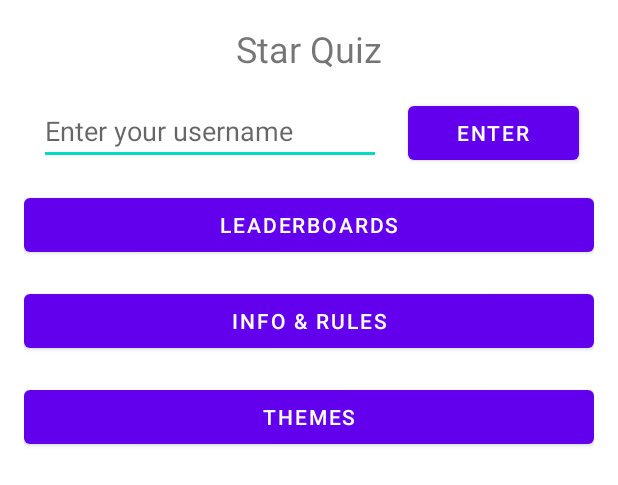
After one commit to cunychenhclass/cisc3171proj-group7, an Android app: the layout home_screen.xml on its own in the app's theme, with its tools: preview values and no code run, on a phone screen of 412 x 824 dp. The commit adds this screen. Shown: the top 485 px of the screen. Run offline under Robolectric (Android 15) with nearby library versions, the phone set to English and light mode, and no system bars.

Commit message:
Fixed home screen layout not appearing and also fixed errors with hom activity in file explorer for main branch

```diff
--- /dev/null
+++ b/StarQuiz/app/src/main/res/layout/home_screen.xml
@@ -0,0 +1,78 @@
+<?xml version="1.0" encoding="utf-8"?>
+<androidx.constraintlayout.widget.ConstraintLayout xmlns:android="http://schemas.android.com/apk/res/android"
+    xmlns:app="http://schemas.android.com/apk/res-auto"
+    xmlns:tools="http://schemas.android.com/tools"
+    android:layout_width="match_parent"
+    android:layout_height="match_parent"
+    android:padding="16dp"
+    tools:context=".HomeActivity">
+
+    <!-- TextView for displaying the app name -->
+    <TextView
+        android:id="@+id/appName"
+        android:layout_width="wrap_content"
+        android:layout_height="wrap_content"
+        android:text="Star Quiz"
+        android:textSize="24sp"
+        app:layout_constraintEnd_toEndOf="parent"
+        app:layout_constraintStart_toStartOf="parent"
+        app:layout_constraintTop_toTopOf="parent" />
+
+    <!-- EditText for entering the username -->
+    <EditText
+        android:id="@+id/usernameEditText"
+        android:layout_width="0dp"
+        android:layout_height="wrap_content"
+        android:layout_marginTop="16dp"
+        android:hint="Enter your username"
+        android:inputType="text"
+        app:layout_constraintEnd_toStartOf="@+id/enterButton"
+        app:layout_constraintStart_toStartOf="parent"
+        app:layout_constraintTop_toBottomOf="@id/appName"
+        app:layout_constraintWidth_percent="0.6" />
+
+    <!-- Button to submit the username and proceed to the next screen -->
+    <Button
+        android:id="@+id/enterButton"
+        android:layout_width="0dp"
+        android:layout_height="wrap_content"
+        android:layout_marginStart="8dp"
+        android:text="Enter"
+        app:layout_constraintBaseline_toBaselineOf="@id/usernameEditText"
+        app:layout_constraintEnd_toEndOf="parent"
+        app:layout_constraintStart_toEndOf="@id/usernameEditText"
+        app:layout_constraintWidth_percent="0.3" />
+
+    <!-- Button to navigate to the Leaderboard Select screen -->
+    <Button
+        android:id="@+id/leaderboardsButton"
+        android:layout_width="0dp"
+        android:layout_height="wrap_content"
+        android:layout_marginTop="16dp"
+        android:text="Leaderboards"
+        app:layout_constraintEnd_toEndOf="parent"
+        app:layout_constraintStart_toStartOf="parent"
+        app:layout_constraintTop_toBottomOf="@id/usernameEditText" />
+
+    <!-- Button to navigate to the Info & Rules screen -->
+    <Button
+        android:id="@+id/infoRulesButton"
+        android:layout_width="0dp"
+        android:layout_height="wrap_content"
+        android:layout_marginTop="16dp"
+        android:text="@string/info_rulesTitle"
+        app:layout_constraintEnd_toEndOf="parent"
+        app:layout_constraintStart_toStartOf="parent"
+        app:layout_constraintTop_toBottomOf="@id/leaderboardsButton" />
+
+    <!-- Button to navigate to the Themes screen -->
+    <Button
+        android:id="@+id/themesButton"
+        android:layout_width="0dp"
+        android:layout_height="wrap_content"
+        android:layout_marginTop="16dp"
+        android:text="Themes"
+        app:layout_constraintEnd_toEndOf="parent"
+        app:layout_constraintStart_toStartOf="parent"
+        app:layout_constraintTop_toBottomOf="@id/infoRulesButton" />
+</androidx.constraintlayout.widget.ConstraintLayout>
```
Also changed, not shown: StarQuiz/app/src/main/java/com/example/starquiz/HomeActivity.java (+5 -5 lines), StarQuiz/app/src/main/res/layout/activity_home.xml (deleted, +0 -36 lines).
